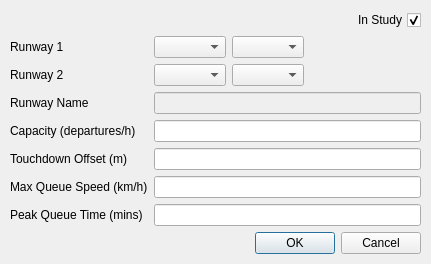
Qt form open_alaqs/ui/ui_runways.ui (eurocontrol-asu/open_alaqs) before a commit.
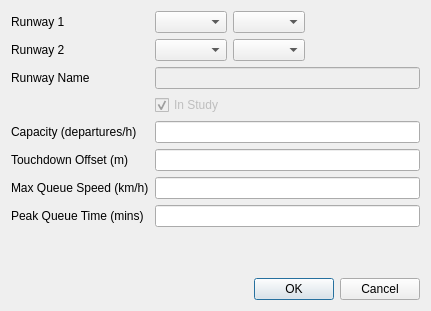
The same form after that commit.

```diff
--- a/open_alaqs/ui/ui_runways.ui
+++ b/open_alaqs/ui/ui_runways.ui
@@ -7,38 +7,21 @@
     <x>0</x>
     <y>0</y>
     <width>431</width>
-    <height>259</height>
+    <height>311</height>
    </rect>
   </property>
   <property name="windowTitle">
    <string>Runway Editor</string>
   </property>
-  <layout class="QGridLayout" name="gridLayout">
-   <property name="sizeConstraint">
-    <enum>QLayout::SetMinimumSize</enum>
-   </property>
-   <property name="leftMargin">
-    <number>10</number>
-   </property>
-   <property name="topMargin">
-    <number>10</number>
-   </property>
-   <property name="rightMargin">
-    <number>10</number>
-   </property>
-   <property name="bottomMargin">
-    <number>10</number>
-   </property>
-   <item row="0" column="0">
     <layout class="QFormLayout" name="formLayout">
-     <item row="1" column="0">
+   <item row="0" column="0">
       <widget class="QLabel" name="label">
        <property name="text">
         <string>Runway 1</string>
        </property>
       </widget>
      </item>
-     <item row="1" column="1">
+   <item row="0" column="1">
       <layout class="QHBoxLayout" name="horizontalLayout">
        <item>
         <widget class="QComboBox" name="first_runway_number"/>
@@ -61,14 +44,14 @@
        </item>
       </layout>
      </item>
-     <item row="2" column="0">
+   <item row="1" column="0">
       <widget class="QLabel" name="label_6">
        <property name="text">
         <string>Runway 2</string>
        </property>
       </widget>
      </item>
-     <item row="2" column="1">
+   <item row="1" column="1">
       <layout class="QHBoxLayout" name="horizontalLayout_2">
        <item>
         <widget class="QComboBox" name="second_runway_number"/>
@@ -91,20 +74,36 @@
        </item>
       </layout>
      </item>
-     <item row="3" column="0">
+   <item row="2" column="0">
       <widget class="QLabel" name="label_7">
        <property name="text">
         <string>Runway Name</string>
        </property>
       </widget>
      </item>
-     <item row="3" column="1">
+   <item row="2" column="1">
       <widget class="QLineEdit" name="runway_id">
        <property name="enabled">
         <bool>false</bool>
        </property>
       </widget>
      </item>
+   <item row="3" column="1">
+    <widget class="QCheckBox" name="instudy">
+     <property name="enabled">
+      <bool>false</bool>
+     </property>
+     <property name="toolTip">
+      <string>Enable to include the source in the study</string>
+     </property>
+     <property name="text">
+      <string>In Study</string>
+     </property>
+     <property name="checked">
+      <bool>true</bool>
+     </property>
+    </widget>
+   </item>
      <item row="4" column="0">
       <widget class="QLabel" name="label_5">
        <property name="text">
@@ -161,7 +160,7 @@
        </property>
       </widget>
      </item>
-     <item row="8" column="1">
+   <item row="9" column="1">
       <widget class="QDialogButtonBox" name="buttonBox">
        <property name="orientation">
         <enum>Qt::Horizontal</enum>
@@ -171,43 +170,18 @@
        </property>
       </widget>
      </item>
-     <item row="0" column="1">
-      <layout class="QHBoxLayout" name="horizontalLayout_3">
-       <property name="topMargin">
-        <number>0</number>
-       </property>
-       <property name="rightMargin">
-        <number>0</number>
-       </property>
-       <item>
-        <spacer name="horizontalSpacer_3">
+   <item row="8" column="1">
+    <spacer name="verticalSpacer">
          <property name="orientation">
-          <enum>Qt::Horizontal</enum>
+      <enum>Qt::Vertical</enum>
          </property>
          <property name="sizeHint" stdset="0">
           <size>
-           <width>40</width>
-           <height>20</height>
+       <width>20</width>
+       <height>40</height>
           </size>
          </property>
         </spacer>
-       </item>
-       <item>
-        <widget class="QCheckBox" name="instudy">
-         <property name="layoutDirection">
-          <enum>Qt::RightToLeft</enum>
-         </property>
-         <property name="text">
-          <string>In Study</string>
-         </property>
-         <property name="checked">
-          <bool>true</bool>
-         </property>
-        </widget>
-       </item>
-      </layout>
-     </item>
-    </layout>
    </item>
   </layout>
  </widget>
```
Left out of the diff: 32 changed lines with no effect on the pictures. Lines whose indentation alone changed are shown as unchanged.
